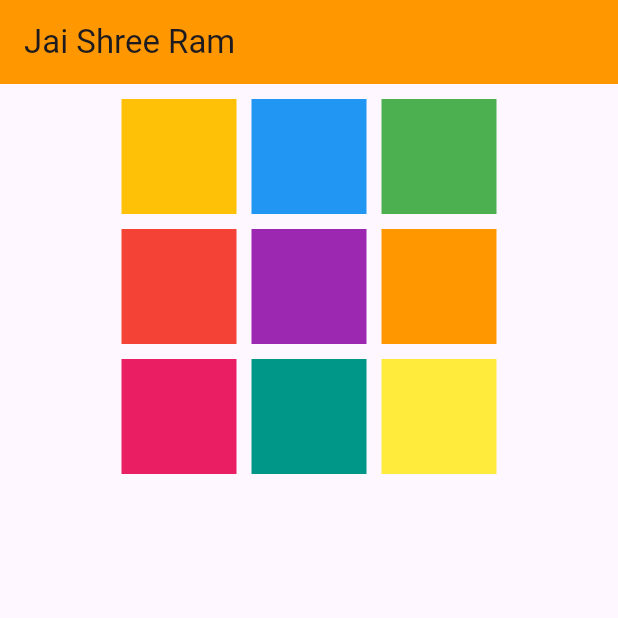
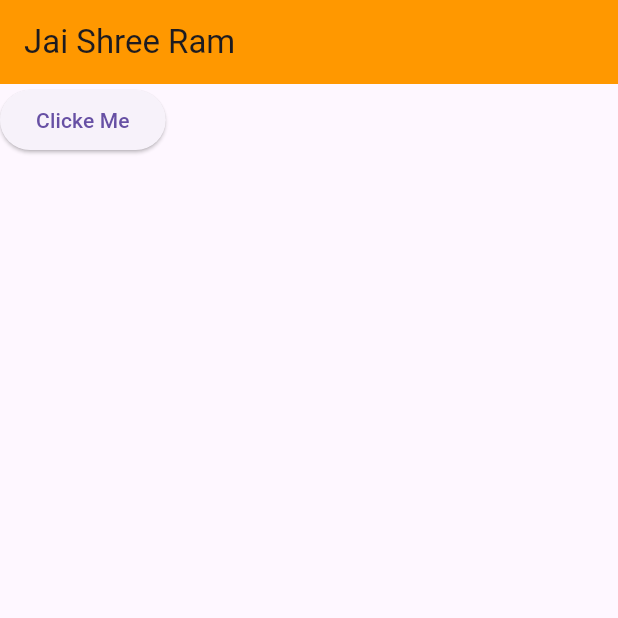
Before and after one commit to codebyAbhishekBharti/flutter_basics, a Flutter app: the screen it shows after launch, on a phone screen of 412 x 824 dp, the top half of it. Run offline on Flutter 3.47's test engine with Material 3 defaults, Android fonts, the phone set to English and light mode, and no system bars.

Commit message:
callBack function implementation

```diff
--- a/lib/main.dart
+++ b/lib/main.dart
@@ -37,28 +37,9 @@ class DashBoardScreen extends StatefulWidget {
 }
 
 class _DashBoardScreenState extends State<DashBoardScreen> {
-  var arrColor = [
-    Colors.amber,
-    Colors.blue,
-    Colors.green,
-    Colors.red,
-    Colors.purple,
-    Colors.orange,
-    Colors.pink,
-    Colors.teal,
-    Colors.yellow,
-    Colors.brown,
-    Colors.cyan,
-    Colors.indigo,
-    Colors.lime,
-    Colors.grey,
-    Colors.deepOrange,
-    Colors.deepPurple,
-    Colors.lightBlue,
-    Colors.lightGreen,
-    Colors.blueGrey,
-    Colors.teal,
-  ];
+  callBack() {
+    print("Button Clicked");
+  }
   @override
   Widget build(BuildContext context) {
     return Scaffold(
@@ -66,28 +47,9 @@ class _DashBoardScreenState extends State<DashBoardScreen> {
         title: Text('Jai Shree Ram'),
         backgroundColor: Colors.orange,
       ),
-      body: Center(
-        child: Container(
-          width: 250,
-          margin: EdgeInsets.all(10),
-          child: GridView.count(
-            crossAxisCount: 3,
-            crossAxisSpacing: 10,
-            mainAxisSpacing: 10,
-            children: [
-              Container(color: arrColor[0]),
-              Container(color: arrColor[1]),
-              Container(color: arrColor[2]),
-              Container(color: arrColor[3]),
-              Container(color: arrColor[4]),
-              Container(color: arrColor[5]),
-              Container(color: arrColor[6]),
-              Container(color: arrColor[7]),
-              Container(color: arrColor[8]),
-            ],
-          ),
-        ),
-      )
+      body: ElevatedButton(
+          onPressed: callBack,
+          child: Text("Clicke Me"))
     );
   }
 }
```
